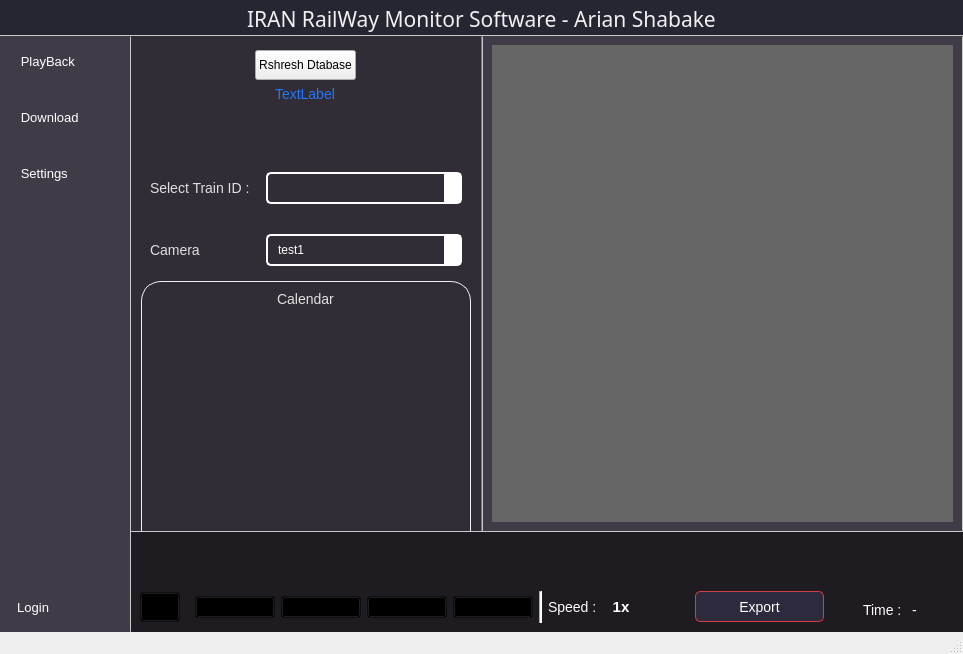
Above: UIFiles/main_UI.ui from amirhossein-mlkz/railProject_server before the change. Below: the same form after it.
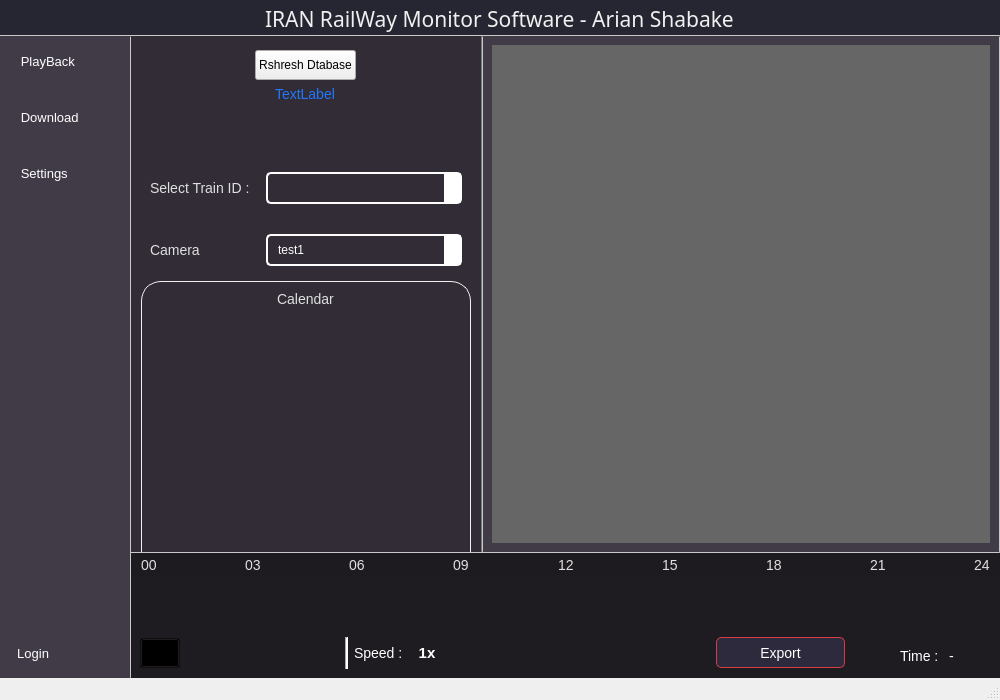
That is the form after the change. The open tabs and pages were chosen to show the change. Icons and pictures are not drawn. Custom widgets are drawn as their Qt base class.

Commit message: add rotate, keyboard navigation and flip in playback

```diff
--- a/UIFiles/main_UI.ui
+++ b/UIFiles/main_UI.ui
@@ -6,10 +6,16 @@
    <rect>
     <x>0</x>
     <y>0</y>
-    <width>963</width>
-    <height>654</height>
+    <width>1000</width>
+    <height>700</height>
    </rect>
   </property>
+  <property name="minimumSize">
+   <size>
+    <width>1000</width>
+    <height>700</height>
+   </size>
+  </property>
   <property name="windowTitle">
    <string>MainWindow</string>
   </property>
@@ -1595,7 +1601,13 @@
                </layout>
               </item>
               <item>
-               <widget class="Line" name="line_8">
+               <widget class="Line" name="line_6">
+                <property name="minimumSize">
+                 <size>
+                  <width>0</width>
+                  <height>1</height>
+                 </size>
+                </property>
                 <property name="maximumSize">
                  <size>
                   <width>16777215</width>
@@ -1610,6 +1622,272 @@
                 </property>
                </widget>
               </item>
+              <item>
+               <widget class="QFrame" name="frame_3">
+                <property name="sizePolicy">
+                 <sizepolicy hsizetype="Preferred" vsizetype="Maximum">
+                  <horstretch>0</horstretch>
+                  <verstretch>0</verstretch>
+                 </sizepolicy>
+                </property>
+                <property name="minimumSize">
+                 <size>
+                  <width>0</width>
+                  <height>25</height>
+                 </size>
+                </property>
+                <property name="styleSheet">
+                 <string notr="true">background-color:rgb(30, 27, 32);</string>
+                </property>
+                <property name="frameShape">
+                 <enum>QFrame::Shape::NoFrame</enum>
+                </property>
+                <property name="frameShadow">
+                 <enum>QFrame::Shadow::Raised</enum>
+                </property>
+                <property name="styleClass" stdset="0">
+                 <string>hide</string>
+                </property>
+                <layout class="QHBoxLayout" name="horizontalLayout_3">
+                 <property name="spacing">
+                  <number>0</number>
+                 </property>
+                 <property name="leftMargin">
+                  <number>10</number>
+                 </property>
+                 <property name="topMargin">
+                  <number>0</number>
+                 </property>
+                 <property name="rightMargin">
+                  <number>10</number>
+                 </property>
+                 <property name="bottomMargin">
+                  <number>0</number>
+                 </property>
+                 <item>
+                  <widget class="QLabel" name="label_28">
+                   <property name="sizePolicy">
+                    <sizepolicy hsizetype="Preferred" vsizetype="Maximum">
+                     <horstretch>0</horstretch>
+                     <verstretch>0</verstretch>
+                    </sizepolicy>
+                   </property>
+                   <property name="text">
+                    <string>00</string>
+                   </property>
+                  </widget>
+                 </item>
+                 <item>
+                  <spacer name="horizontalSpacer_13">
+                   <property name="orientation">
+                    <enum>Qt::Orientation::Horizontal</enum>
+                   </property>
+                   <property name="sizeHint" stdset="0">
+                    <size>
+                     <width>40</width>
+                     <height>20</height>
+                    </size>
+                   </property>
+                  </spacer>
+                 </item>
+                 <item>
+                  <widget class="QLabel" name="label_31">
+                   <property name="sizePolicy">
+                    <sizepolicy hsizetype="Preferred" vsizetype="Maximum">
+                     <horstretch>0</horstretch>
+                     <verstretch>0</verstretch>
+                    </sizepolicy>
+                   </property>
+                   <property name="text">
+                    <string>03</string>
+                   </property>
+                  </widget>
+                 </item>
+                 <item>
+                  <spacer name="horizontalSpacer_14">
+                   <property name="orientation">
+                    <enum>Qt::Orientation::Horizontal</enum>
+                   </property>
+                   <property name="sizeHint" stdset="0">
+                    <size>
+                     <width>40</width>
+                     <height>20</height>
+                    </size>
+                   </property>
+                  </spacer>
+                 </item>
+                 <item>
+                  <widget class="QLabel" name="label_38">
+                   <property name="sizePolicy">
+                    <sizepolicy hsizetype="Preferred" vsizetype="Maximum">
+                     <horstretch>0</horstretch>
+                     <verstretch>0</verstretch>
+                    </sizepolicy>
+                   </property>
+                   <property name="text">
+                    <string>06</string>
+                   </property>
+                  </widget>
+                 </item>
+                 <item>
+                  <spacer name="horizontalSpacer_15">
+                   <property name="orientation">
+                    <enum>Qt::Orientation::Horizontal</enum>
+                   </property>
+                   <property name="sizeHint" stdset="0">
+                    <size>
+                     <width>40</width>
+                     <height>20</height>
+                    </size>
+                   </property>
+                  </spacer>
+                 </item>
+                 <item>
+                  <widget class="QLabel" name="label_39">
+                   <property name="sizePolicy">
+                    <sizepolicy hsizetype="Preferred" vsizetype="Maximum">
+                     <horstretch>0</horstretch>
+                     <verstretch>0</verstretch>
+                    </sizepolicy>
+                   </property>
+                   <property name="text">
+                    <string>09</string>
+                   </property>
+                  </widget>
+                 </item>
+                 <item>
+                  <spacer name="horizontalSpacer_16">
+                   <property name="orientation">
+                    <enum>Qt::Orientation::Horizontal</enum>
+                   </property>
+                   <property name="sizeHint" stdset="0">
+                    <size>
+                     <width>40</width>
+                     <height>20</height>
+                    </size>
+                   </property>
+                  </spacer>
+                 </item>
+                 <item>
+                  <widget class="QLabel" name="label_36">
+                   <property name="sizePolicy">
+                    <sizepolicy hsizetype="Preferred" vsizetype="Maximum">
+                     <horstretch>0</horstretch>
+                     <verstretch>0</verstretch>
+                    </sizepolicy>
+                   </property>
+                   <property name="text">
+                    <string>12</string>
+                   </property>
+                  </widget>
+                 </item>
+                 <item>
+                  <spacer name="horizontalSpacer_17">
+                   <property name="orientation">
+                    <enum>Qt::Orientation::Horizontal</enum>
+                   </property>
+                   <property name="sizeHint" stdset="0">
+                    <size>
+                     <width>40</width>
+                     <height>20</height>
+                    </size>
+                   </property>
+                  </spacer>
+                 </item>
+                 <item>
+                  <widget class="QLabel" name="label_40">
+                   <property name="sizePolicy">
+                    <sizepolicy hsizetype="Preferred" vsizetype="Maximum">
+                     <horstretch>0</horstretch>
+                     <verstretch>0</verstretch>
+                    </sizepolicy>
+                   </property>
+                   <property name="text">
+                    <string>15</string>
+                   </property>
+                  </widget>
+                 </item>
+                 <item>
+                  <spacer name="horizontalSpacer_18">
+                   <property name="orientation">
+                    <enum>Qt::Orientation::Horizontal</enum>
+                   </property>
+                   <property name="sizeHint" stdset="0">
+                    <size>
+                     <width>40</width>
+                     <height>20</height>
+                    </size>
+                   </property>
+                  </spacer>
+                 </item>
+                 <item>
+                  <widget class="QLabel" name="label_42">
+                   <property name="sizePolicy">
+                    <sizepolicy hsizetype="Preferred" vsizetype="Maximum">
+                     <horstretch>0</horstretch>
+                     <verstretch>0</verstretch>
+                    </sizepolicy>
+                   </property>
+                   <property name="text">
+                    <string>18</string>
+                   </property>
+                  </widget>
+                 </item>
+                 <item>
+                  <spacer name="horizontalSpacer_19">
+                   <property name="orientation">
+                    <enum>Qt::Orientation::Horizontal</enum>
+                   </property>
+                   <property name="sizeHint" stdset="0">
+                    <size>
+                     <width>40</width>
+                     <height>20</height>
+                    </size>
+                   </property>
+                  </spacer>
+                 </item>
+                 <item>
+                  <widget class="QLabel" name="label_41">
+                   <property name="sizePolicy">
+                    <sizepolicy hsizetype="Preferred" vsizetype="Maximum">
+                     <horstretch>0</horstretch>
+                     <verstretch>0</verstretch>
+                    </sizepolicy>
+                   </property>
+                   <property name="text">
+                    <string>21</string>
+                   </property>
+                  </widget>
+                 </item>
+                 <item>
+                  <spacer name="horizontalSpacer_20">
+                   <property name="orientation">
+                    <enum>Qt::Orientation::Horizontal</enum>
+                   </property>
+                   <property name="sizeHint" stdset="0">
+                    <size>
+                     <width>40</width>
+                     <height>20</height>
+                    </size>
+                   </property>
+                  </spacer>
+                 </item>
+                 <item>
+                  <widget class="QLabel" name="label_43">
+                   <property name="sizePolicy">
+                    <sizepolicy hsizetype="Preferred" vsizetype="Maximum">
+                     <horstretch>0</horstretch>
+                     <verstretch>0</verstretch>
+                    </sizepolicy>
+                   </property>
+                   <property name="text">
+                    <string>24</string>
+                   </property>
+                  </widget>
+                 </item>
+                </layout>
+               </widget>
+              </item>
               <item>
                <widget class="QFrame" name="playback_bottom_frame">
                 <property name="minimumSize">
@@ -1646,7 +1924,7 @@
                  <property name="bottomMargin">
                   <number>0</number>
                  </property>
-                 <item>
+                 <item alignment="Qt::AlignmentFlag::AlignTop">
                   <widget class="QFrame" name="time_line_frame">
                    <property name="maximumSize">
                     <size>
@@ -1662,7 +1940,11 @@
                    <property name="frameShape">
                     <enum>QFrame::Shape::NoFrame</enum>
                    </property>
-                   <layout class="QHBoxLayout" name="horizontalLayout_5"/>
+                   <layout class="QHBoxLayout" name="horizontalLayout_5">
+                    <property name="topMargin">
+                     <number>0</number>
+                    </property>
+                   </layout>
                   </widget>
                  </item>
                  <item>
@@ -1751,29 +2033,135 @@
                     </item>
                     <item>
                      <widget class="QPushButton" name="left_rotate_btn">
+                      <property name="minimumSize">
+                       <size>
+                        <width>30</width>
+                        <height>30</height>
+                       </size>
+                      </property>
+                      <property name="maximumSize">
+                       <size>
+                        <width>30</width>
+                        <height>30</height>
+                       </size>
+                      </property>
+                      <property name="styleSheet">
+                       <string notr="true">QPushButton{
+	icon: url(:/icons/icons/icons8-rotate-left-40.png);
+	background-color:transparent;
+	border:none;
+}
+
+QPushButton:hover{
+	icon: url(:/icons/icons/icons8-rotate-left-40-hover.png);
+	background-color:transparent;
+	border:none;
+}</string>
+                      </property>
                       <property name="text">
-                       <string>L</string>
+                       <string/>
+                      </property>
+                      <property name="iconSize">
+                       <size>
+                        <width>24</width>
+                        <height>24</height>
+                       </size>
                       </property>
                      </widget>
                     </item>
                     <item>
                      <widget class="QPushButton" name="right_rotate_btn">
-                      <property name="text">
-                       <string>R</string>
+                      <property name="minimumSize">
+                       <size>
+                        <width>30</width>
+                        <height>30</height>
+                       </size>
                       </property>
-                     </widget>
-                    </item>
-                    <item>
-                     <widget class="QPushButton" name="flip_horizontal_btn">
+                      <property name="styleSheet">
+                       <string notr="true">QPushButton{
+	icon: url(:/icons/icons/icons8-rotate-right-40.png);
+	background-color:transparent;
+	border:none;
+}
+
+QPushButton:hover{
+	icon: url(:/icons/icons/icons8-rotate-right-40-hover.png);
+	background-color:transparent;
+	border:none;
+}</string>
+                      </property>
                       <property name="text">
-                       <string>flip_h</string>
+                       <string/>
+                      </property>
+                      <property name="iconSize">
+                       <size>
+                        <width>24</width>
+                        <height>24</height>
+                       </size>
                       </property>
                      </widget>
                     </item>
                     <item>
                      <widget class="QPushButton" name="flip_vertical_btn">
+                      <property name="minimumSize">
+                       <size>
+                        <width>30</width>
+                        <height>30</height>
+                       </size>
+                      </property>
+                      <property name="styleSheet">
+                       <string notr="true">QPushButton{
+	icon: url(:/icons/icons/icons8-flip-horizontal-40.png);
+	background-color:transparent;
+	border:none;
+}
+
+QPushButton:hover{
+	icon: url(:/icons/icons/icons8-flip-horizontal-40-hover.png);
+	background-color:transparent;
+	border:none;
+}</string>
+                      </property>
                       <property name="text">
-                       <string>flip_w</string>
+                       <string/>
+                      </property>
+                      <property name="iconSize">
+                       <size>
+                        <width>24</width>
+                        <height>24</height>
+                       </size>
+                      </property>
+                     </widget>
+                    </item>
+                    <item>
+                     <widget class="QPushButton" name="flip_horizontal_btn">
+                      <property name="sizeIncrement">
+                       <size>
+                        <width>30</width>
+                        <height>30</height>
+                       </size>
+                      </property>
+                      <property name="styleSheet">
+                       <string notr="true">QPushButton{
+	icon: url(:/icons/icons/icons8-flip-vertical-40.png);
+	background-color:transparent;
+	border:none;
+}
+
+QPushButton:hover{
+	icon: url(:/icons/icons/icons8-flip-vertical-40-hover.png);
+	background-color:transparent;
+	border:none;
+}</string>
+                      </property>
+                      <property name="text">
+                       <string/>
+                      </property>
+                      <property name="iconSize">
+                       <size>
+                        <width>24</width>
+                        <height>24</height>
+                       </size>
                       </property>
                      </widget>
                     </item>
```
Left out of the diff: 6 changed lines with no effect on the pictures. The commit also changes 39 other files.
